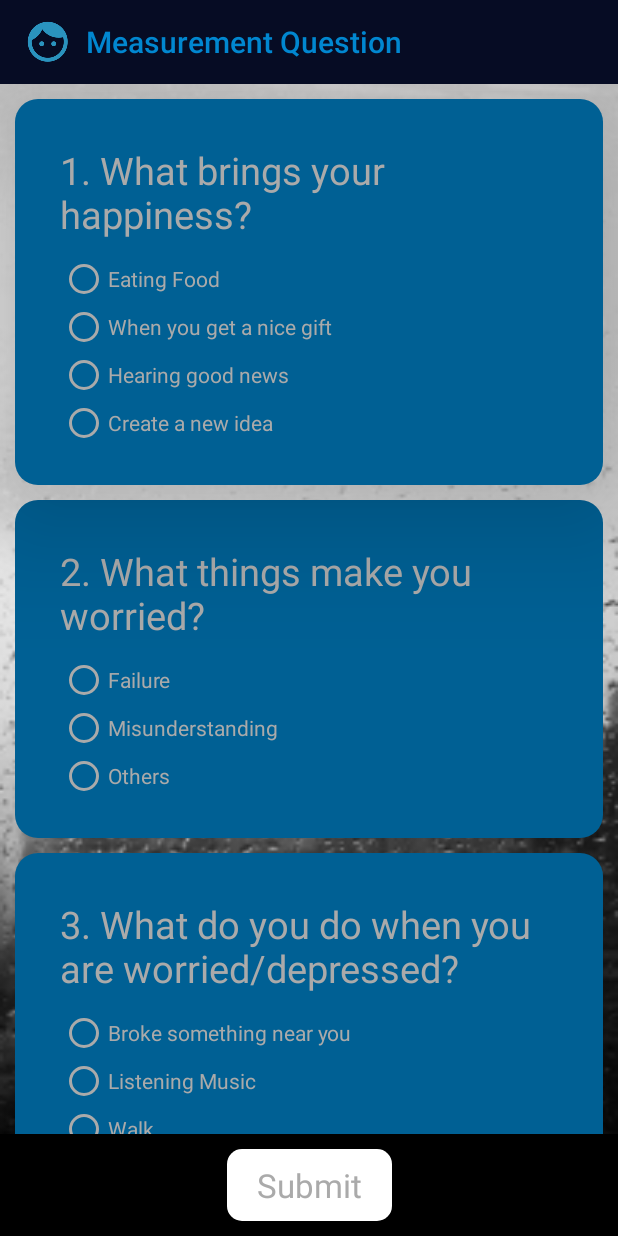
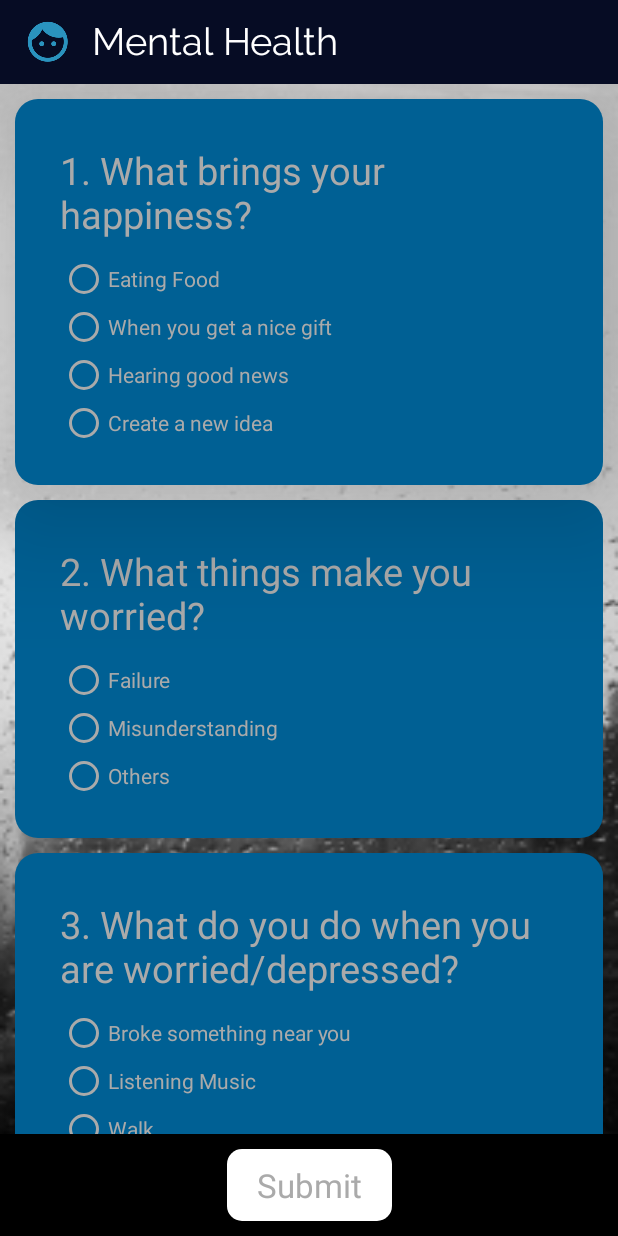
Before and after one commit to Sabbir07/MentalWellBeing, an Android app: the MainActivity screen opened directly, with no data from a screen before it, after a tap on "Measurement Question", on a phone screen of 412 x 824 dp. Run offline under Robolectric (Android 15) with nearby library versions, the light colour scheme and no system bars.

Commit message:
Toolbar text typeface complete

```diff
--- a/app/src/main/java/com/sabbir/preneurlab/mentalwellbeing/DepressionClass.java
+++ b/app/src/main/java/com/sabbir/preneurlab/mentalwellbeing/DepressionClass.java
@@ -34,12 +34,15 @@ public class DepressionClass extends AppCompatActivity{
         //setting action bar icon and text properties
         Toolbar toolbar = findViewById(R.id.mCustomToolbar);
         setSupportActionBar(toolbar);
-        getSupportActionBar().setTitle("  Mental App");
+        //getSupportActionBar().setTitle("  Mental App");
         getSupportActionBar().setIcon(getDrawable(R.drawable.ic_action_name));
         toolbar.setTitleTextColor(getResources().getColor(R.color.primaryText));
         //toolbar.setTitleTextAppearance(this, setTypeface(raleway));
         //((Toolbar)toolbar.getChildAt(1)).setTypeface(raleway);
 
+        TextView toolbarText = toolbar.findViewById(R.id.toolBarTextView);
+        toolbarText.setTypeface(raleway);
+        toolbarText.setText("  Mental Health");
 
 
         buttonNext = findViewById(R.id.button);
--- a/app/src/main/java/com/sabbir/preneurlab/mentalwellbeing/DepressionResult.java
+++ b/app/src/main/java/com/sabbir/preneurlab/mentalwellbeing/DepressionResult.java
@@ -25,10 +25,13 @@ public class DepressionResult extends AppCompatActivity{
         //setting action bar icon and text properties
         Toolbar toolbar = findViewById(R.id.mCustomToolbar);
         setSupportActionBar(toolbar);
-        getSupportActionBar().setTitle("  Mental App");
+        //getSupportActionBar().setTitle("  Mental App");
         getSupportActionBar().setIcon(getDrawable(R.drawable.ic_action_name));
         toolbar.setTitleTextColor(getResources().getColor(R.color.primaryText));
 
+        TextView toolbarText = toolbar.findViewById(R.id.toolBarTextView);
+        toolbarText.setTypeface(raleway);
+        toolbarText.setText("  Mental Health");
 
 
         String s = getIntent().getStringExtra("sum_value");
--- a/app/src/main/java/com/sabbir/preneurlab/mentalwellbeing/MainActivity.java
+++ b/app/src/main/java/com/sabbir/preneurlab/mentalwellbeing/MainActivity.java
@@ -1,6 +1,7 @@
 package com.sabbir.preneurlab.mentalwellbeing;
 
 import android.content.Intent;
+import android.graphics.Typeface;
 import android.support.v4.view.GravityCompat;
 import android.support.v4.widget.DrawerLayout;
 import android.support.v7.app.AppCompatActivity;
@@ -8,6 +9,7 @@ import android.os.Bundle;
 import android.support.v7.widget.Toolbar;
 import android.view.View;
 import android.widget.Button;
+import android.widget.TextView;
 
 public class MainActivity extends AppCompatActivity {
 
@@ -26,9 +28,14 @@ public class MainActivity extends AppCompatActivity {
         //setting action bar icon and text properties
         Toolbar toolbar = findViewById(R.id.mCustomToolbar);
         setSupportActionBar(toolbar);
-        getSupportActionBar().setTitle("  Mental Well Being");
+        //getSupportActionBar().setTitle("  Mental Well Being");
         getSupportActionBar().setIcon(getDrawable(R.drawable.ic_action_name));
         toolbar.setTitleTextColor(getResources().getColor(R.color.iconTintColorFrontPageButton));
+
+        Typeface raleway = Typeface.createFromAsset(this.getAssets(), "Raleway-Regular.ttf");
+        TextView toolbarText = toolbar.findViewById(R.id.toolBarTextView);
+        toolbarText.setTypeface(raleway);
+        toolbarText.setText("  Mental Health");
 
 
         generalButton = findViewById(R.id.generalQuestion);
--- a/app/src/main/java/com/sabbir/preneurlab/mentalwellbeing/MeasurementQuestion.java
+++ b/app/src/main/java/com/sabbir/preneurlab/mentalwellbeing/MeasurementQuestion.java
@@ -2,6 +2,7 @@ package com.sabbir.preneurlab.mentalwellbeing;
 
 import android.content.Intent;
 import android.graphics.PorterDuff;
+import android.graphics.Typeface;
 import android.os.Bundle;
 import android.support.v7.app.AppCompatActivity;
 import android.support.v7.widget.Toolbar;
@@ -44,9 +45,15 @@ public class MeasurementQuestion extends AppCompatActivity{
         //setting action bar icon and text properties
         Toolbar toolbar = findViewById(R.id.mCustomToolbar);
         setSupportActionBar(toolbar);
-        getSupportActionBar().setTitle("  Measurement Question");
+        //getSupportActionBar().setTitle("  Measurement Question");
         getSupportActionBar().setIcon(getDrawable(R.drawable.ic_action_name));
         toolbar.setTitleTextColor(getResources().getColor(R.color.iconTintColorFrontPageButton));
+
+        Typeface raleway = Typeface.createFromAsset(this.getAssets(), "Raleway-Regular.ttf");
+        TextView toolbarText = toolbar.findViewById(R.id.toolBarTextView);
+        toolbarText.setTypeface(raleway);
+        toolbarText.setText("  Mental Health");
+
 
         // customizing the underline's color
 
--- a/app/src/main/res/layout/toolbar.xml
+++ b/app/src/main/res/layout/toolbar.xml
@@ -6,4 +6,11 @@
     android:layout_marginBottom="50dp"
     android:background="@color/colorPrimary">
 
+    <TextView
+        android:id="@+id/toolBarTextView"
+        android:layout_width="match_parent"
+        android:layout_height="match_parent"
+        android:textSize="@dimen/big_text"
+        android:text="Toolbar Title"
+        android:textColor="@android:color/white"/>
 </android.support.v7.widget.Toolbar>
```
Also changed, not shown: app/src/main/java/com/sabbir/preneurlab/mentalwellbeing/GeneralQuestion.java (+8 -1 lines), app/src/main/java/com/sabbir/preneurlab/mentalwellbeing/OtherQuestions.java (+9 -1 lines), app/src/main/java/com/sabbir/preneurlab/mentalwellbeing/RememberingChildhood.java (+8 -1 lines), app/src/main/java/com/sabbir/preneurlab/mentalwellbeing/Splash.java (+7 -0 lines).
